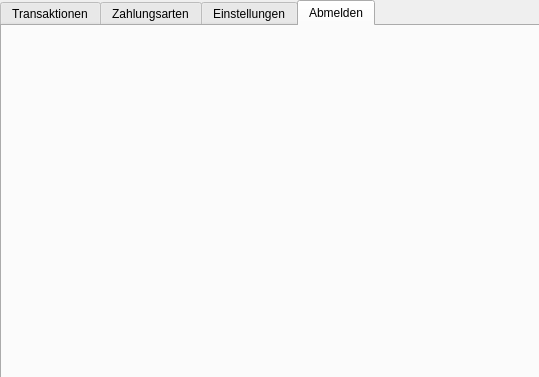
Old version of the form benutzerwindow.ui in the repository Tandaradei/haushalt; both pictures show x 0 to 539 and y 0 to 377 of the 800 by 600 pixel window.
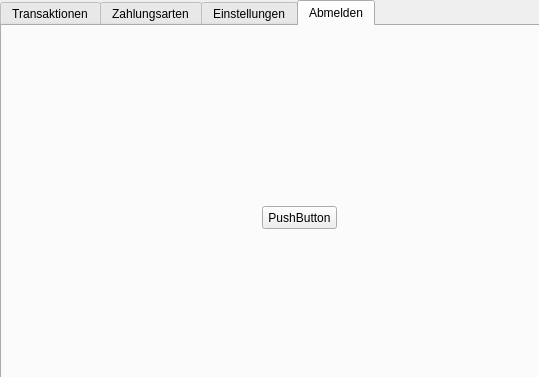
New version of the form.

Patch:
```diff
--- a/benutzerwindow.ui
+++ b/benutzerwindow.ui
@@ -59,6 +59,19 @@
          <attribute name="title">
           <string>Abmelden</string>
          </attribute>
+         <widget class="QPushButton" name="pushButton">
+          <property name="geometry">
+           <rect>
+            <x>260</x>
+            <y>180</y>
+            <width>75</width>
+            <height>23</height>
+           </rect>
+          </property>
+          <property name="text">
+           <string>PushButton</string>
+          </property>
+         </widget>
         </widget>
        </widget>
       </item>
```
